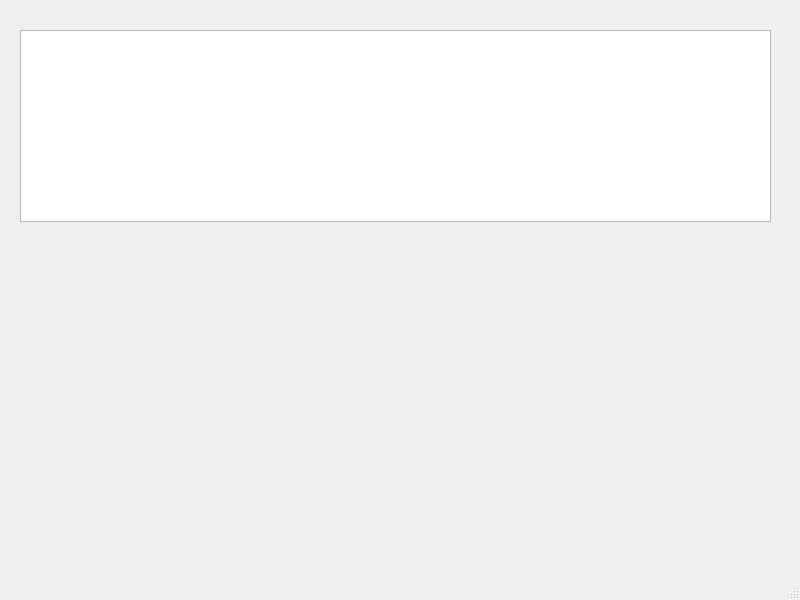
Before: the Qt Designer form capturewindow/capturewindow.ui in A-j-K/satcon, drawn with Qt 5.
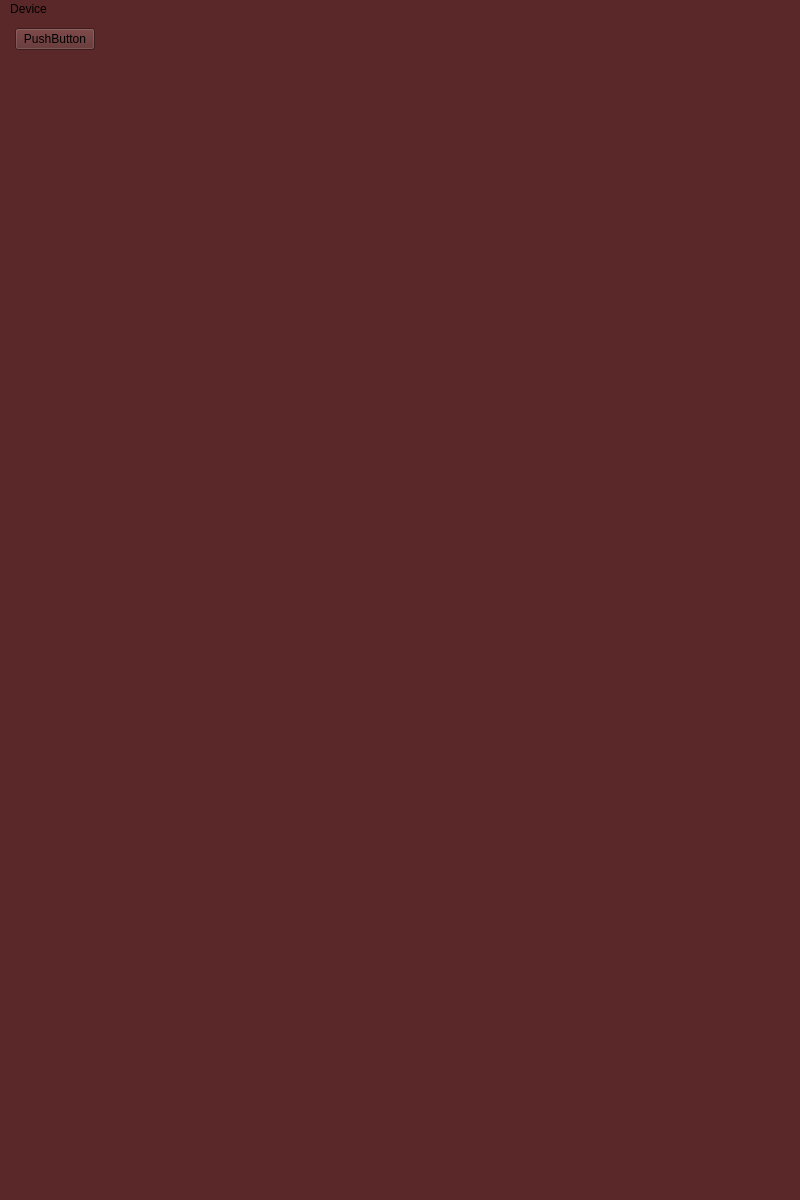
After: the same form once the commit is applied.

What changed in the file:
```diff
--- a/capturewindow/capturewindow.ui
+++ b/capturewindow/capturewindow.ui
@@ -7,23 +7,58 @@
     <x>0</x>
     <y>0</y>
     <width>800</width>
-    <height>600</height>
+    <height>1200</height>
    </rect>
   </property>
+  <property name="sizePolicy">
+   <sizepolicy hsizetype="Fixed" vsizetype="Fixed">
+    <horstretch>0</horstretch>
+    <verstretch>0</verstretch>
+   </sizepolicy>
+  </property>
+  <property name="minimumSize">
+   <size>
+    <width>800</width>
+    <height>1200</height>
+   </size>
+  </property>
+  <property name="maximumSize">
+   <size>
+    <width>800</width>
+    <height>1200</height>
+   </size>
+  </property>
   <property name="windowTitle">
    <string>CaptureWindow</string>
   </property>
-  <widget class="QWidget" name="centralwidget">
-   <widget class="QColumnView" name="satColumnView">
-    <property name="geometry">
-     <rect>
-      <x>20</x>
-      <y>30</y>
-      <width>751</width>
-      <height>192</height>
-     </rect>
-    </property>
-   </widget>
+  <property name="styleSheet">
+   <string notr="true">background:rgb(90,40, 40)</string>
+  </property>
+  <property name="documentMode">
+   <bool>false</bool>
+  </property>
+  <widget class="QWidget" name="previewPage">
+   <layout class="QFormLayout" name="formLayout">
+    <item row="0" column="1">
+     <widget class="QPushButton" name="pushButtonCapture">
+      <property name="sizePolicy">
+       <sizepolicy hsizetype="Fixed" vsizetype="Fixed">
+        <horstretch>0</horstretch>
+        <verstretch>0</verstretch>
+       </sizepolicy>
+      </property>
+      <property name="maximumSize">
+       <size>
+        <width>16777215</width>
+        <height>16777215</height>
+       </size>
+      </property>
+      <property name="text">
+       <string>PushButton</string>
+      </property>
+     </widget>
+    </item>
+   </layout>
   </widget>
   <widget class="QMenuBar" name="menubar">
    <property name="geometry">
@@ -34,6 +69,12 @@
      <height>21</height>
     </rect>
    </property>
+   <widget class="QMenu" name="menuDevices">
+    <property name="title">
+     <string>Device</string>
+    </property>
+   </widget>
+   <addaction name="menuDevices"/>
   </widget>
   <widget class="QStatusBar" name="statusbar"/>
  </widget>
```
